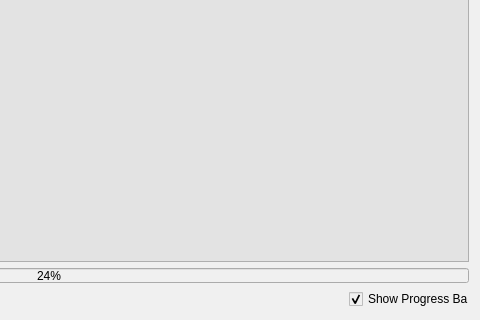
Above: Source_Code/source_files/isrt_monitor.ui from sargolin/ISRT-Insurgency-Sandstorm-RCON-TOOL-and-Mapchanger before the change; both pictures show x 382 to 862 and y 149 to 469 of the 862 by 469 pixel window. Below: the same form after it.
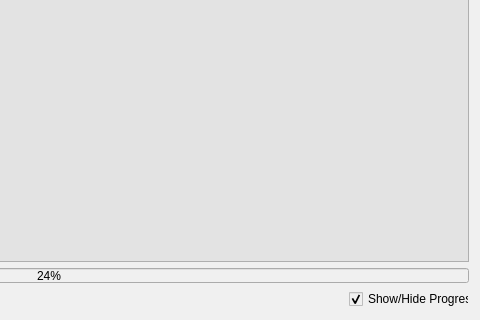
That is the form after the change. Icons and pictures are not drawn.

What changed in the file:
```diff
--- a/Source_Code/source_files/isrt_monitor.ui
+++ b/Source_Code/source_files/isrt_monitor.ui
@@ -223,7 +223,7 @@
         </size>
        </property>
        <property name="text">
-        <string>Show Progress Bar</string>
+        <string>Show/Hide Progress</string>
        </property>
        <property name="checked">
         <bool>true</bool>
```
